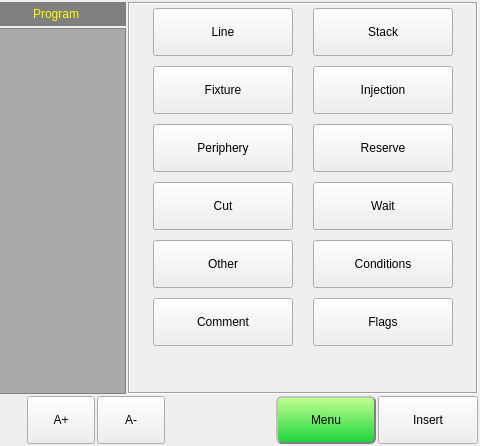
Old version of the form hcinstruction/ichcinstructionpageframe.ui in the repository dongdong-2009/3-5AxisRobot; both pictures show x 519 to 999 and y 0 to 446 of the 999 by 446 pixel window.
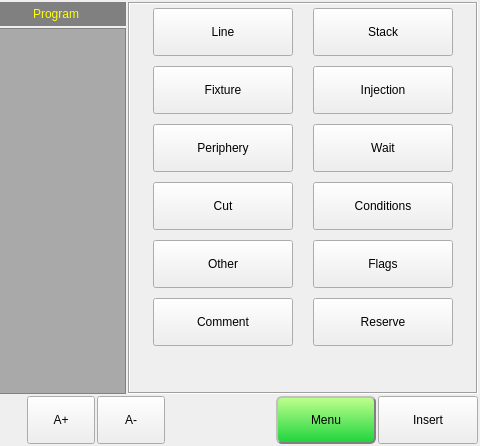
New version of the form. Icons and pictures are not drawn. Custom widgets are drawn as their Qt base class.

Diff of the .ui file:
```diff
--- a/hcinstruction/ichcinstructionpageframe.ui
+++ b/hcinstruction/ichcinstructionpageframe.ui
@@ -380,82 +380,6 @@
            </property>
           </widget>
          </item>
-         <item row="4" column="1">
-          <widget class="QToolButton" name="waitToolButton">
-           <property name="sizePolicy">
-            <sizepolicy hsizetype="Preferred" vsizetype="Preferred">
-             <horstretch>0</horstretch>
-             <verstretch>0</verstretch>
-            </sizepolicy>
-           </property>
-           <property name="minimumSize">
-            <size>
-             <width>140</width>
-             <height>48</height>
-            </size>
-           </property>
-           <property name="maximumSize">
-            <size>
-             <width>140</width>
-             <height>48</height>
-            </size>
-           </property>
-           <property name="text">
-            <string>Wait</string>
-           </property>
-           <property name="icon">
-            <iconset resource="../resource.qrc">
-             <normaloff>:/resource/wait(32).png</normaloff>:/resource/wait(32).png</iconset>
-           </property>
-           <property name="iconSize">
-            <size>
-             <width>32</width>
-             <height>32</height>
-            </size>
-           </property>
-           <property name="toolButtonStyle">
-            <enum>Qt::ToolButtonTextBesideIcon</enum>
-           </property>
-          </widget>
-         </item>
-         <item row="3" column="1">
-          <widget class="QToolButton" name="pneumaticButton">
-           <property name="sizePolicy">
-            <sizepolicy hsizetype="Preferred" vsizetype="Preferred">
-             <horstretch>0</horstretch>
-             <verstretch>0</verstretch>
-            </sizepolicy>
-           </property>
-           <property name="minimumSize">
-            <size>
-             <width>140</width>
-             <height>48</height>
-            </size>
-           </property>
-           <property name="maximumSize">
-            <size>
-             <width>140</width>
-             <height>48</height>
-            </size>
-           </property>
-           <property name="text">
-            <string>Reserve</string>
-           </property>
-           <property name="icon">
-            <iconset resource="../resource.qrc">
-             <normaloff>:/resource/CommonIO(32).png</normaloff>:/resource/CommonIO(32).png</iconset>
-           </property>
-           <property name="iconSize">
-            <size>
-             <width>32</width>
-             <height>32</height>
-            </size>
-           </property>
-           <property name="toolButtonStyle">
-            <enum>Qt::ToolButtonTextBesideIcon</enum>
-           </property>
-          </widget>
-         </item>
          <item row="3" column="0">
           <widget class="QToolButton" name="peripheryButton">
            <property name="sizePolicy">
@@ -608,44 +532,6 @@
            </property>
           </widget>
          </item>
-         <item row="5" column="1">
-          <widget class="QToolButton" name="conditionsToolButton">
-           <property name="sizePolicy">
-            <sizepolicy hsizetype="Preferred" vsizetype="Preferred">
-             <horstretch>0</horstretch>
-             <verstretch>0</verstretch>
-            </sizepolicy>
-           </property>
-           <property name="minimumSize">
-            <size>
-             <width>140</width>
-             <height>48</height>
-            </size>
-           </property>
-           <property name="maximumSize">
-            <size>
-             <width>140</width>
-             <height>48</height>
-            </size>
-           </property>
-           <property name="text">
-            <string>Conditions</string>
-           </property>
-           <property name="icon">
-            <iconset resource="../resource.qrc">
-             <normaloff>:/resource/jump(32).png</normaloff>:/resource/jump(32).png</iconset>
-           </property>
-           <property name="iconSize">
-            <size>
-             <width>32</width>
-             <height>32</height>
-            </size>
-           </property>
-           <property name="toolButtonStyle">
-            <enum>Qt::ToolButtonTextBesideIcon</enum>
-           </property>
-          </widget>
-         </item>
          <item row="7" column="0">
           <widget class="QToolButton" name="commentButton">
            <property name="sizePolicy">
@@ -684,7 +570,83 @@
            </property>
           </widget>
          </item>
-         <item row="7" column="1">
+         <item row="3" column="1">
+          <widget class="QToolButton" name="waitToolButton">
+           <property name="sizePolicy">
+            <sizepolicy hsizetype="Preferred" vsizetype="Preferred">
+             <horstretch>0</horstretch>
+             <verstretch>0</verstretch>
+            </sizepolicy>
+           </property>
+           <property name="minimumSize">
+            <size>
+             <width>140</width>
+             <height>48</height>
+            </size>
+           </property>
+           <property name="maximumSize">
+            <size>
+             <width>140</width>
+             <height>48</height>
+            </size>
+           </property>
+           <property name="text">
+            <string>Wait</string>
+           </property>
+           <property name="icon">
+            <iconset resource="../resource.qrc">
+             <normaloff>:/resource/wait(32).png</normaloff>:/resource/wait(32).png</iconset>
+           </property>
+           <property name="iconSize">
+            <size>
+             <width>32</width>
+             <height>32</height>
+            </size>
+           </property>
+           <property name="toolButtonStyle">
+            <enum>Qt::ToolButtonTextBesideIcon</enum>
+           </property>
+          </widget>
+         </item>
+         <item row="4" column="1">
+          <widget class="QToolButton" name="conditionsToolButton">
+           <property name="sizePolicy">
+            <sizepolicy hsizetype="Preferred" vsizetype="Preferred">
+             <horstretch>0</horstretch>
+             <verstretch>0</verstretch>
+            </sizepolicy>
+           </property>
+           <property name="minimumSize">
+            <size>
+             <width>140</width>
+             <height>48</height>
+            </size>
+           </property>
+           <property name="maximumSize">
+            <size>
+             <width>140</width>
+             <height>48</height>
+            </size>
+           </property>
+           <property name="text">
+            <string>Conditions</string>
+           </property>
+           <property name="icon">
+            <iconset resource="../resource.qrc">
+             <normaloff>:/resource/jump(32).png</normaloff>:/resource/jump(32).png</iconset>
+           </property>
+           <property name="iconSize">
+            <size>
+             <width>32</width>
+             <height>32</height>
+            </size>
+           </property>
+           <property name="toolButtonStyle">
+            <enum>Qt::ToolButtonTextBesideIcon</enum>
+           </property>
+          </widget>
+         </item>
+         <item row="5" column="1">
           <widget class="QToolButton" name="flagsButton">
            <property name="sizePolicy">
             <sizepolicy hsizetype="Preferred" vsizetype="Preferred">
@@ -722,6 +684,44 @@
            </property>
           </widget>
          </item>
+         <item row="7" column="1">
+          <widget class="QToolButton" name="pneumaticButton">
+           <property name="sizePolicy">
+            <sizepolicy hsizetype="Preferred" vsizetype="Preferred">
+             <horstretch>0</horstretch>
+             <verstretch>0</verstretch>
+            </sizepolicy>
+           </property>
+           <property name="minimumSize">
+            <size>
+             <width>140</width>
+             <height>48</height>
+            </size>
+           </property>
+           <property name="maximumSize">
+            <size>
+             <width>140</width>
+             <height>48</height>
+            </size>
+           </property>
+           <property name="text">
+            <string>Reserve</string>
+           </property>
+           <property name="icon">
+            <iconset resource="../resource.qrc">
+             <normaloff>:/resource/CommonIO(32).png</normaloff>:/resource/CommonIO(32).png</iconset>
+           </property>
+           <property name="iconSize">
+            <size>
+             <width>32</width>
+             <height>32</height>
+            </size>
+           </property>
+           <property name="toolButtonStyle">
+            <enum>Qt::ToolButtonTextBesideIcon</enum>
+           </property>
+          </widget>
+         </item>
         </layout>
        </widget>
       </widget>
```
